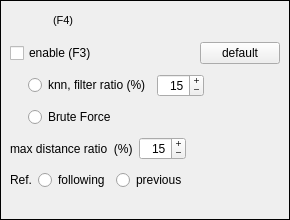
Before: the Qt Designer form tools/ui/ui/ui_widget_warp.ui in JepEtau/mco, drawn with Qt 5.
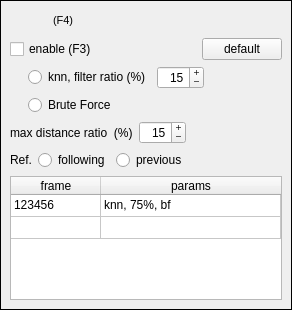
After: the same form once the commit is applied. Icons and pictures are not drawn.

Commit message: warp: improved widget

```diff
--- a/tools/ui/ui/ui_widget_warp.ui
+++ b/tools/ui/ui/ui_widget_warp.ui
@@ -6,8 +6,8 @@
    <rect>
     <x>0</x>
     <y>0</y>
-    <width>290</width>
-    <height>220</height>
+    <width>292</width>
+    <height>310</height>
    </rect>
   </property>
   <property name="sizePolicy">
@@ -16,6 +16,18 @@
     <verstretch>0</verstretch>
    </sizepolicy>
   </property>
+  <property name="minimumSize">
+   <size>
+    <width>0</width>
+    <height>280</height>
+   </size>
+  </property>
+  <property name="maximumSize">
+   <size>
+    <width>16777215</width>
+    <height>310</height>
+   </size>
+  </property>
   <layout class="QVBoxLayout" name="verticalLayout_3">
    <property name="spacing">
     <number>3</number>
@@ -116,7 +128,7 @@
       <item>
        <layout class="QVBoxLayout" name="verticalLayout">
         <property name="bottomMargin">
-         <number>12</number>
+         <number>0</number>
         </property>
         <item>
          <layout class="QHBoxLayout" name="horizontalLayout_6">
@@ -339,17 +351,100 @@
          </layout>
         </item>
         <item>
-         <spacer name="horizontalSpacer_5">
-          <property name="orientation">
-           <enum>Qt::Orientation::Horizontal</enum>
+         <widget class="QTableWidget" name="tableWidget_warp">
+          <property name="sizePolicy">
+           <sizepolicy hsizetype="MinimumExpanding" vsizetype="Maximum">
+            <horstretch>0</horstretch>
+            <verstretch>0</verstretch>
+           </sizepolicy>
           </property>
-          <property name="sizeHint" stdset="0">
+          <property name="minimumSize">
            <size>
-            <width>40</width>
-            <height>3</height>
+            <width>0</width>
+            <height>25</height>
            </size>
           </property>
-         </spacer>
+          <property name="focusPolicy">
+           <enum>Qt::FocusPolicy::NoFocus</enum>
+          </property>
+          <property name="frameShape">
+           <enum>QFrame::Shape::StyledPanel</enum>
+          </property>
+          <property name="frameShadow">
+           <enum>QFrame::Shadow::Sunken</enum>
+          </property>
+          <property name="horizontalScrollBarPolicy">
+           <enum>Qt::ScrollBarPolicy::ScrollBarAlwaysOff</enum>
+          </property>
+          <property name="editTriggers">
+           <set>QAbstractItemView::EditTrigger::SelectedClicked</set>
+          </property>
+          <property name="showDropIndicator" stdset="0">
+           <bool>false</bool>
+          </property>
+          <property name="dragDropOverwriteMode">
+           <bool>false</bool>
+          </property>
+          <property name="selectionMode">
+           <enum>QAbstractItemView::SelectionMode::ContiguousSelection</enum>
+          </property>
+          <property name="selectionBehavior">
+           <enum>QAbstractItemView::SelectionBehavior::SelectRows</enum>
+          </property>
+          <property name="sortingEnabled">
+           <bool>false</bool>
+          </property>
+          <property name="rowCount">
+           <number>2</number>
+          </property>
+          <attribute name="horizontalHeaderDefaultSectionSize">
+           <number>90</number>
+          </attribute>
+          <attribute name="horizontalHeaderStretchLastSection">
+           <bool>true</bool>
+          </attribute>
+          <attribute name="verticalHeaderVisible">
+           <bool>false</bool>
+          </attribute>
+          <attribute name="verticalHeaderMinimumSectionSize">
+           <number>22</number>
+          </attribute>
+          <attribute name="verticalHeaderDefaultSectionSize">
+           <number>22</number>
+          </attribute>
+          <row/>
+          <row/>
+          <column>
+           <property name="text">
+            <string>frame</string>
+           </property>
+          </column>
+          <column>
+           <property name="text">
+            <string>params</string>
+           </property>
+          </column>
+          <item row="0" column="0">
+           <property name="text">
+            <string>123456</string>
+           </property>
+          </item>
+          <item row="0" column="1">
+           <property name="text">
+            <string>knn, 75%, bf</string>
+           </property>
+          </item>
+          <item row="1" column="0">
+           <property name="text">
+            <string/>
+           </property>
+          </item>
+          <item row="1" column="1">
+           <property name="text">
+            <string/>
+           </property>
+          </item>
+         </widget>
         </item>
        </layout>
       </item>
```
The commit also changes 15 other files.
